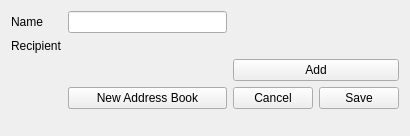
First picture: the form in mobile/contacts/editorcontactgroup.ui, repository chusopr/kdepim-ktimetracker-akonadi, before the edit.
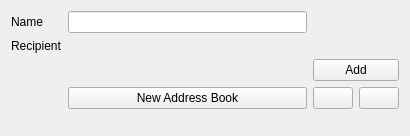
Second picture: the form after the edit. Custom widgets are drawn as their Qt base class.

Commit message: Use icon only for cancel save in the contact group edit dialog

Diff of the .ui file:
```diff
--- a/mobile/contacts/editorcontactgroup.ui
+++ b/mobile/contacts/editorcontactgroup.ui
@@ -45,8 +45,11 @@
      </item>
      <item row="3" column="3">
       <widget class="QPushButton" name="saveButton">
-       <property name="text">
-        <string>Save</string>
+       <property name="iconSize">
+        <size>
+         <width>64</width>
+         <height>64</height>
+        </size>
        </property>
       </widget>
      </item>
@@ -72,8 +75,11 @@
      </item>
      <item row="3" column="2">
       <widget class="QPushButton" name="cancelButton">
-       <property name="text">
-        <string>Cancel</string>
+       <property name="iconSize">
+        <size>
+         <width>64</width>
+         <height>64</height>
+        </size>
        </property>
       </widget>
      </item>
```
The commit also changes 1 other file.
